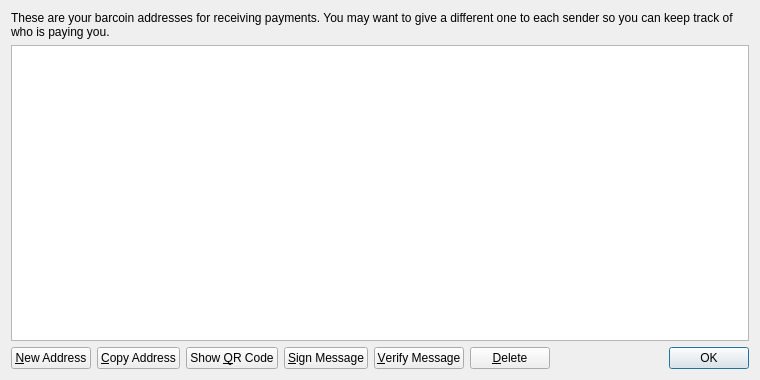
Old version of the form src/qt/forms/addressbookpage.ui in the repository andymai/gracenote-coin.
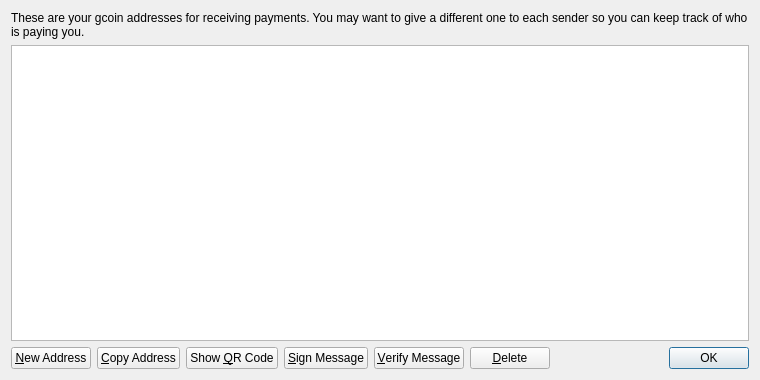
New version of the form. Icons and pictures are not drawn.

What changed in the file:
```diff
--- a/src/qt/forms/addressbookpage.ui
+++ b/src/qt/forms/addressbookpage.ui
@@ -17,7 +17,7 @@
    <item>
     <widget class="QLabel" name="labelExplanation">
      <property name="text">
-      <string>These are your barcoin addresses for receiving payments. You may want to give a different one to each sender so you can keep track of who is paying you.</string>
+      <string>These are your gcoin addresses for receiving payments. You may want to give a different one to each sender so you can keep track of who is paying you.</string>
      </property>
      <property name="textFormat">
       <enum>Qt::PlainText</enum>
```
